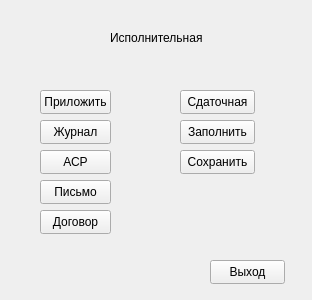
Above: my_helper/notebook/designer_ui/menu_xlxs.ui from SmolPO/vertical before the change. Below: the same form after it.
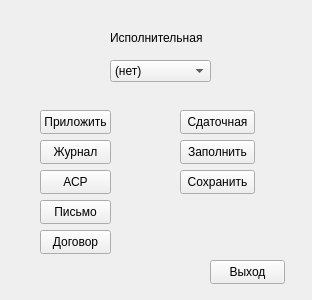
That is the form after the change.

```diff
--- a/my_helper/notebook/designer_ui/menu_xlxs.ui
+++ b/my_helper/notebook/designer_ui/menu_xlxs.ui
@@ -30,7 +30,7 @@
    <property name="geometry">
     <rect>
      <x>40</x>
-     <y>90</y>
+     <y>110</y>
      <width>71</width>
      <height>24</height>
     </rect>
@@ -43,7 +43,7 @@
    <property name="geometry">
     <rect>
      <x>40</x>
-     <y>210</y>
+     <y>230</y>
      <width>71</width>
      <height>24</height>
     </rect>
@@ -56,7 +56,7 @@
    <property name="geometry">
     <rect>
      <x>40</x>
-     <y>120</y>
+     <y>140</y>
      <width>71</width>
      <height>24</height>
     </rect>
@@ -69,7 +69,7 @@
    <property name="geometry">
     <rect>
      <x>40</x>
-     <y>150</y>
+     <y>170</y>
      <width>71</width>
      <height>24</height>
     </rect>
@@ -82,7 +82,7 @@
    <property name="geometry">
     <rect>
      <x>180</x>
-     <y>90</y>
+     <y>110</y>
      <width>75</width>
      <height>24</height>
     </rect>
@@ -95,7 +95,7 @@
    <property name="geometry">
     <rect>
      <x>180</x>
-     <y>120</y>
+     <y>140</y>
      <width>75</width>
      <height>24</height>
     </rect>
@@ -121,7 +121,7 @@
    <property name="geometry">
     <rect>
      <x>40</x>
-     <y>180</y>
+     <y>200</y>
      <width>71</width>
      <height>24</height>
     </rect>
@@ -134,7 +134,7 @@
    <property name="geometry">
     <rect>
      <x>180</x>
-     <y>150</y>
+     <y>170</y>
      <width>75</width>
      <height>24</height>
     </rect>
@@ -143,6 +143,21 @@
     <string>Сохранить</string>
    </property>
   </widget>
+  <widget class="QComboBox" name="cb_select">
+   <property name="geometry">
+    <rect>
+     <x>110</x>
+     <y>60</y>
+     <width>101</width>
+     <height>22</height>
+    </rect>
+   </property>
+   <item>
+    <property name="text">
+     <string>(нет)</string>
+    </property>
+   </item>
+  </widget>
  </widget>
  <resources/>
  <connections/>
```
Left out of the diff: 2 changed lines with no effect on the pictures.
